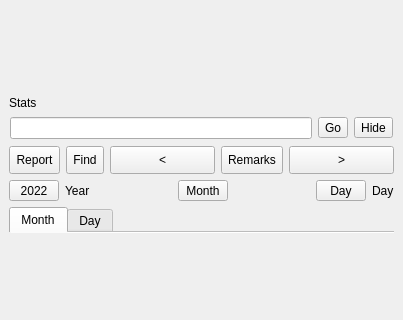
Old version of the form mainwindow.ui in the repository ic005k/Knot-Legacy; both pictures show x 0 to 403 and y 173 to 493 of the 403 by 670 pixel window.
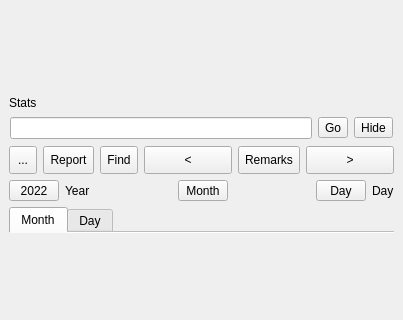
New version of the form. Icons and pictures are not drawn.

Diff of the .ui file:
```diff
--- a/mainwindow.ui
+++ b/mainwindow.ui
@@ -221,6 +221,23 @@
        </property>
        <item row="0" column="0">
         <layout class="QHBoxLayout" name="horizontalLayout_2">
+         <item>
+          <widget class="QToolButton" name="btnSelTab">
+           <property name="minimumSize">
+            <size>
+             <width>28</width>
+             <height>28</height>
+            </size>
+           </property>
+           <property name="text">
+            <string>...</string>
+           </property>
+           <property name="icon">
+            <iconset resource="src.qrc">
+             <normaloff>:/src/tab.png</normaloff>:/src/tab.png</iconset>
+           </property>
+          </widget>
+         </item>
          <item>
           <widget class="QToolButton" name="btnReport">
            <property name="minimumSize">
```
